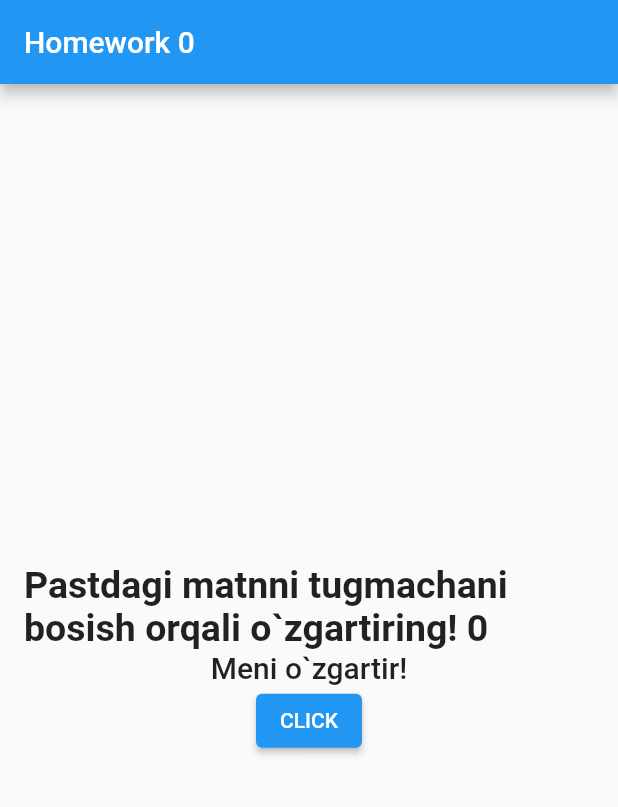
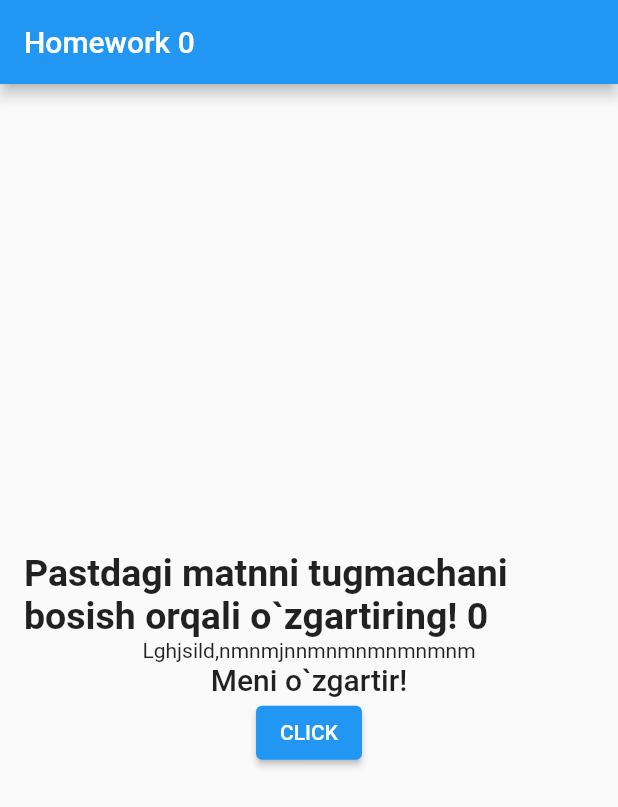
Before and after one commit to samuraixan/first_homework_flutter, a Flutter app: the screen it shows after launch, on a phone screen of 412 x 824 dp. Shown: the top 807 px of the screen. Run offline on Flutter 3.47's test engine with Material 2 defaults, Android fonts, the phone set to English and light mode, and no system bars.

Commit message:
Tekst qoshildi

```diff
--- a/lib/main.dart
+++ b/lib/main.dart
@@ -111,6 +111,7 @@ class HomeworkState extends State<Homework> {
                   fontWeight: FontWeight.bold,
                 ),
               ),
+              Text('Lghjsild,nmnmjnnmnmnmnmnmnm'),
               Text(
                 myText,
                 style: const TextStyle(fontSize: 20, fontWeight: FontWeight.w500),
```
